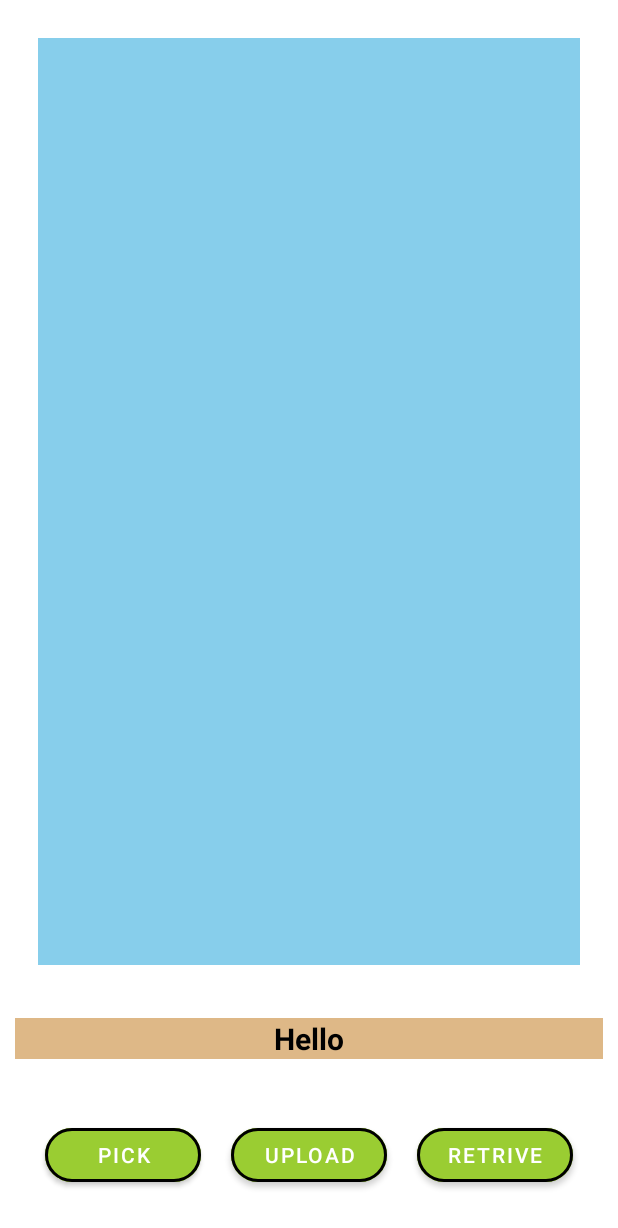
After one commit to uditjain100/FireCamera, an Android app: the FirebaseActivity screen opened directly, with no data from a screen before it, on a phone screen of 412 x 824 dp. The commit adds this screen. Shown: the top 1228 px of the screen. Run offline under Robolectric (Android 15) with nearby library versions, the phone set to English and light mode, and no system bars; our stand-ins replace Firebase (no records; nobody signed in at launch, a user with empty details on screens opened directly).

Commit message:
Firebase Storage Work Added

```diff
--- /dev/null
+++ b/app/src/main/java/udit/programmer/co/firecamera/FirebaseActivity.kt
@@ -0,0 +1,90 @@
+package udit.programmer.co.firecamera
+
+import android.Manifest
+import android.app.Activity
+import android.content.Intent
+import android.content.pm.PackageManager
+import android.net.Uri
+import android.net.UrlQuerySanitizer
+import androidx.appcompat.app.AppCompatActivity
+import android.os.Bundle
+import android.os.Handler
+import android.widget.Toast
+import androidx.core.app.ActivityCompat
+import com.google.android.gms.tasks.Task
+import com.google.firebase.storage.FirebaseStorage
+import com.google.firebase.storage.StorageReference
+import com.google.firebase.storage.UploadTask
+import kotlinx.android.synthetic.main.activity_firebase.*
+import java.net.URI
+
+class FirebaseActivity : AppCompatActivity() {
+
+    lateinit var firebaseStorage: StorageReference
+    var uri: Uri? = null
+
+    override fun onCreate(savedInstanceState: Bundle?) {
+        super.onCreate(savedInstanceState)
+        setContentView(R.layout.activity_firebase)
+
+        firebaseStorage = FirebaseStorage.getInstance().reference
+
+        if (ActivityCompat.checkSelfPermission(
+                this,
+                Manifest.permission.INTERNET
+            ) != PackageManager.PERMISSION_GRANTED
+            || ActivityCompat.checkSelfPermission(
+                this,
+                Manifest.permission.READ_EXTERNAL_STORAGE
+            ) != PackageManager.PERMISSION_GRANTED
+        ) {
+            ActivityCompat.requestPermissions(
+                this,
+                arrayOf(Manifest.permission.INTERNET, Manifest.permission.READ_EXTERNAL_STORAGE),
+                2222
+            )
+        } else {
+            pick_btn.setOnClickListener {
+                selectionWork()
+            }
+            if (uri != null)
+                retrievingWork(uri)
+        }
+
+    }
+
+    private fun selectionWork() {
+        startActivityForResult(Intent(Intent.ACTION_PICK), 1234)
+    }
+
+    override fun onActivityResult(requestCode: Int, resultCode: Int, data: Intent?) {
+        super.onActivityResult(requestCode, resultCode, data)
+        if (requestCode == 1234 && resultCode == Activity.RESULT_OK) {
+            image_name_tv.text = "Image Selected :)"
+            uploadingWork(data)
+        }
+    }
+
+//    : if request.auth != null
+
+    private fun uploadingWork(data: Intent?) {
+        upload_btn.setOnClickListener {
+            val filePath = firebaseStorage.child("Photos").child(data!!.data!!.lastPathSegment!!)
+            filePath.putFile(data.data!!).addOnSuccessListener {
+                Toast.makeText(this, "Uploaded Successfully :)", Toast.LENGTH_LONG).show()
+                image_name_tv.text = "Uploaded Successfully :)"
+                uri = it.storage.downloadUrl.result!!
+            }.addOnFailureListener {
+                Toast.makeText(this, "Failed :(", Toast.LENGTH_LONG).show()
+            }
+        }
+    }
+
+    private fun retrievingWork(uri: Uri?) {
+        retrieve_btn.setOnClickListener {
+            image_display.setImageURI(uri)
+            image_name_tv.text = "Retrieved Successfully :)"
+        }
+    }
+
+}
--- a/app/src/main/java/udit/programmer/co/firecamera/MainActivity.kt
+++ b/app/src/main/java/udit/programmer/co/firecamera/MainActivity.kt
@@ -27,6 +27,10 @@ class MainActivity : AppCompatActivity() {
             startActivity(Intent(this, TextRecognizerActivity::class.java))
         }
 
+        firebase_btn.setOnClickListener {
+            startActivity(Intent(this, FirebaseActivity::class.java))
+        }
+
     }
 
 }
--- /dev/null
+++ b/app/src/main/res/layout/activity_firebase.xml
@@ -0,0 +1,85 @@
+<?xml version="1.0" encoding="utf-8"?>
+<RelativeLayout xmlns:android="http://schemas.android.com/apk/res/android"
+    xmlns:app="http://schemas.android.com/apk/res-auto"
+    xmlns:tools="http://schemas.android.com/tools"
+    android:layout_width="match_parent"
+    android:layout_height="match_parent"
+    tools:context=".FirebaseActivity">
+
+    <ImageView
+        android:id="@+id/image_display"
+        android:layout_width="match_parent"
+        android:layout_height="match_parent"
+        android:layout_above="@id/image_name_tv"
+        android:layout_margin="25dp"
+        android:background="@color/SkyBlue" />
+
+    <com.google.android.material.textview.MaterialTextView
+        android:id="@+id/image_name_tv"
+        android:layout_width="match_parent"
+        android:layout_height="wrap_content"
+        android:layout_above="@id/btn_layout"
+        android:layout_margin="10dp"
+        android:background="@color/BurlyWood"
+        android:text="Hello"
+        android:textAlignment="center"
+        android:textColor="@color/Black"
+        android:textSize="20dp"
+        android:textStyle="bold" />
+
+    <LinearLayout
+        android:id="@+id/btn_layout"
+        android:layout_width="match_parent"
+        android:layout_height="wrap_content"
+        android:layout_alignParentBottom="true"
+        android:layout_margin="20dp"
+        android:weightSum="3">
+
+        <com.google.android.material.button.MaterialButton
+            android:id="@+id/pick_btn"
+            android:layout_width="0dp"
+            android:layout_height="wrap_content"
+            android:layout_margin="10dp"
+            android:layout_weight="1"
+            android:backgroundTint="@color/YellowGreen"
+            android:gravity="center"
+            android:text="Pick"
+            app:cornerRadius="40dp"
+            app:rippleColor="@color/Yellow"
+            app:strokeColor="@color/Black"
+            app:strokeWidth="2dp" />
+
+
+        <com.google.android.material.button.MaterialButton
+            android:id="@+id/upload_btn"
+            android:layout_width="0dp"
+            android:layout_height="wrap_content"
+            android:layout_margin="10dp"
+            android:layout_weight="1"
+            android:backgroundTint="@color/YellowGreen"
+            android:gravity="center"
+            android:text="Upload"
+            app:cornerRadius="40dp"
+            app:rippleColor="@color/Yellow"
+            app:strokeColor="@color/Black"
+            app:strokeWidth="2dp" />
+
+
+        <com.google.android.material.button.MaterialButton
+            android:id="@+id/retrieve_btn"
+            android:layout_width="0dp"
+            android:layout_height="wrap_content"
+            android:layout_margin="10dp"
+            android:layout_weight="1"
+            android:backgroundTint="@color/YellowGreen"
+            android:gravity="center"
+            android:text="Retrive"
+            app:cornerRadius="40dp"
+            app:rippleColor="@color/Yellow"
+            app:strokeColor="@color/Black"
+            app:strokeWidth="2dp" />
+
+    </LinearLayout>
+
+
+</RelativeLayout>
```
Also changed, not shown: app/src/main/AndroidManifest.xml (+4 -3 lines), app/src/main/res/drawable/ic_baseline_camera_24.xml (added, +10 -0 lines), app/src/main/res/layout/activity_main.xml (+15 -0 lines).
